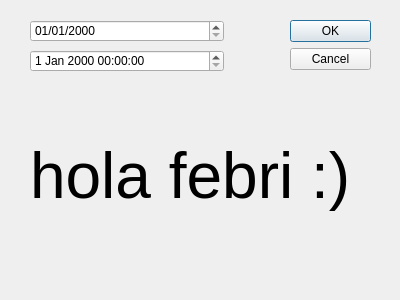
Old version of the form prueba.ui in the repository linoboss/PyExcel.
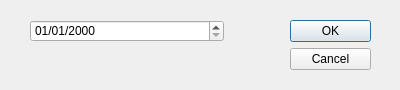
New version of the form.

Diff of the .ui file:
```diff
--- a/prueba.ui
+++ b/prueba.ui
@@ -7,7 +7,7 @@
     <x>0</x>
     <y>0</y>
     <width>400</width>
-    <height>300</height>
+    <height>90</height>
    </rect>
   </property>
   <property name="windowTitle">
@@ -42,34 +42,6 @@
     <string>dd/MM/yyyy</string>
    </property>
   </widget>
-  <widget class="QDateTimeEdit" name="dateTimeEdit_2">
-   <property name="geometry">
-    <rect>
-     <x>30</x>
-     <y>50</y>
-     <width>194</width>
-     <height>22</height>
-    </rect>
-   </property>
-  </widget>
-  <widget class="QLabel" name="label">
-   <property name="geometry">
-    <rect>
-     <x>30</x>
-     <y>100</y>
-     <width>341</width>
-     <height>151</height>
-    </rect>
-   </property>
-   <property name="font">
-    <font>
-     <pointsize>48</pointsize>
-    </font>
-   </property>
-   <property name="text">
-    <string>hola febri :)</string>
-   </property>
-  </widget>
  </widget>
  <resources/>
  <connections>
```
